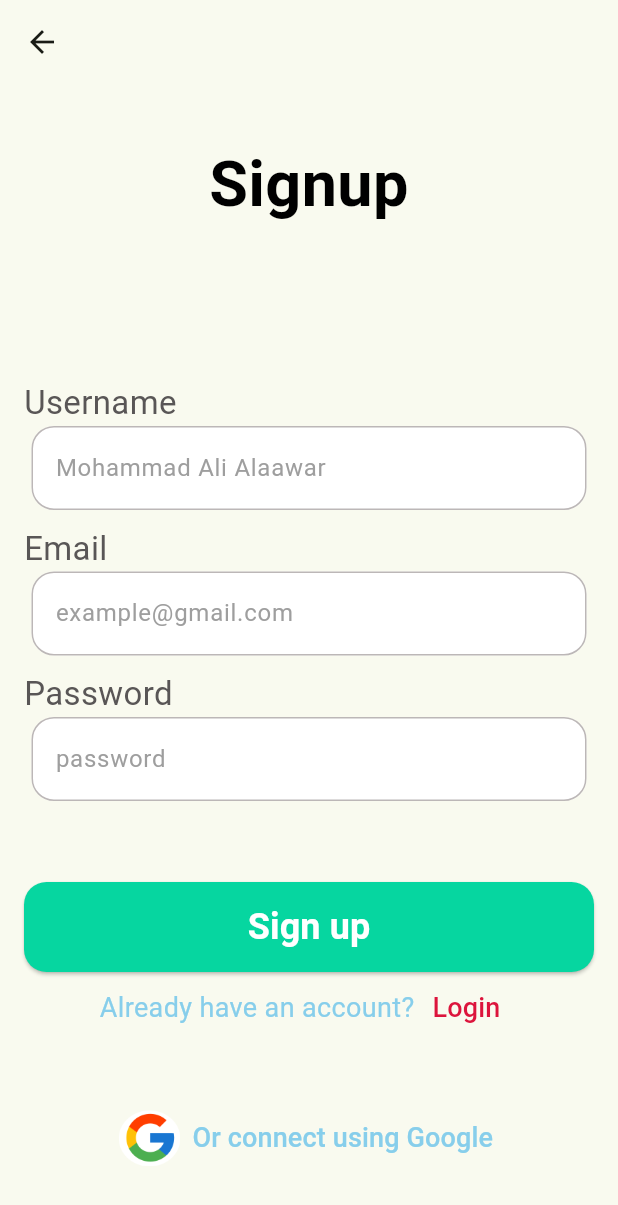
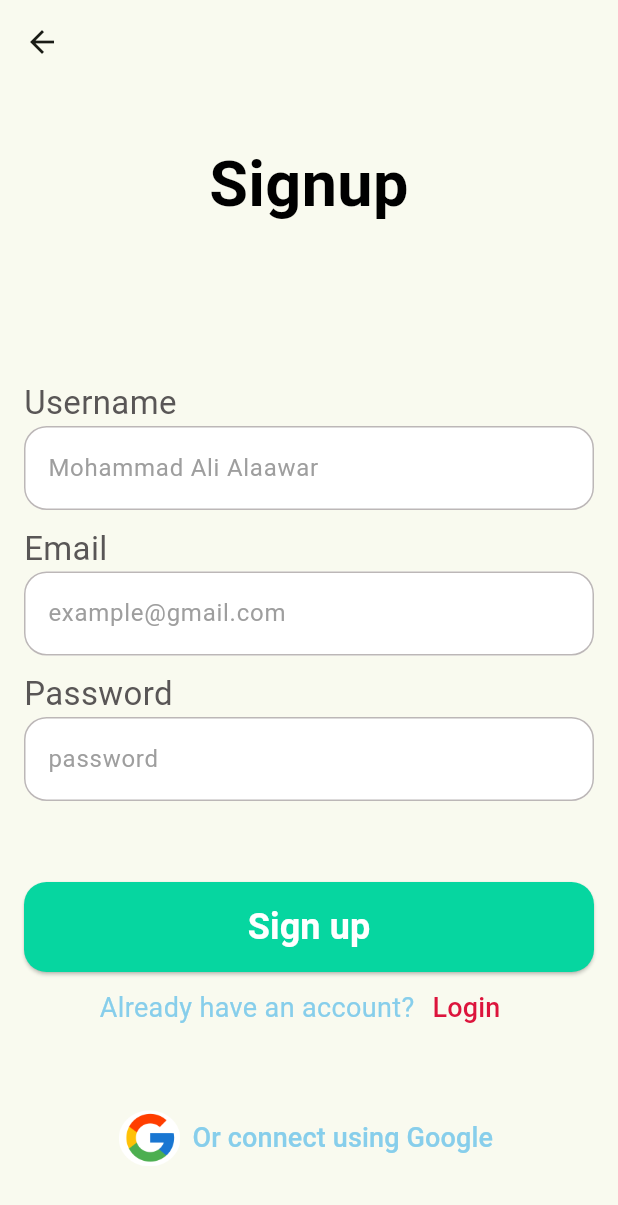
Before and after one commit to MhaamadAli/Cue-App, a Flutter app: the SignupScreen screen opened by its route, on a phone screen of 412 x 824 dp. Shown: the top 1205 px of the screen. Run offline on Flutter 3.47's test engine with Material 3 defaults, Android fonts, the phone set to English and light mode, and no system bars; Roboto replaces fonts that are missing (Lexend).

Commit message:
fixed padding for textField widget

```diff
--- a/mobile/lib/widgets/text_field.dart
+++ b/mobile/lib/widgets/text_field.dart
@@ -16,7 +16,7 @@ class MyTextField extends StatelessWidget {
   @override
   Widget build(BuildContext context) {
     return Padding(
-      padding: const EdgeInsets.symmetric(horizontal: 5.0),
+      padding: const EdgeInsets.symmetric(horizontal: 0.0),
       child: TextField(
         controller: controller,
         obscureText: obscureText,
```
